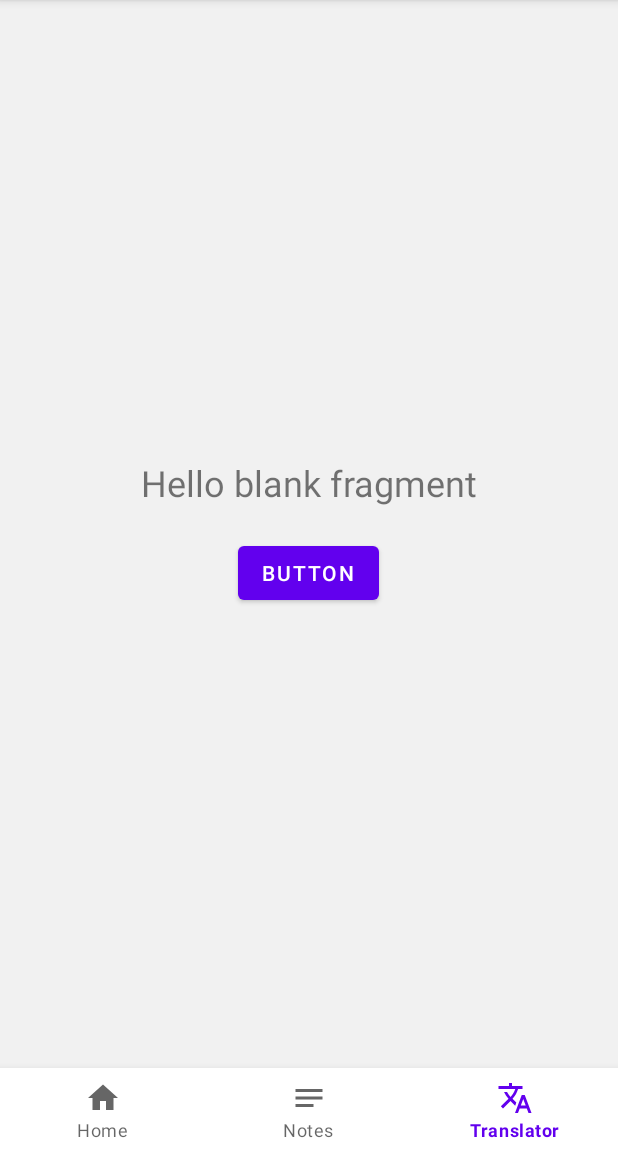
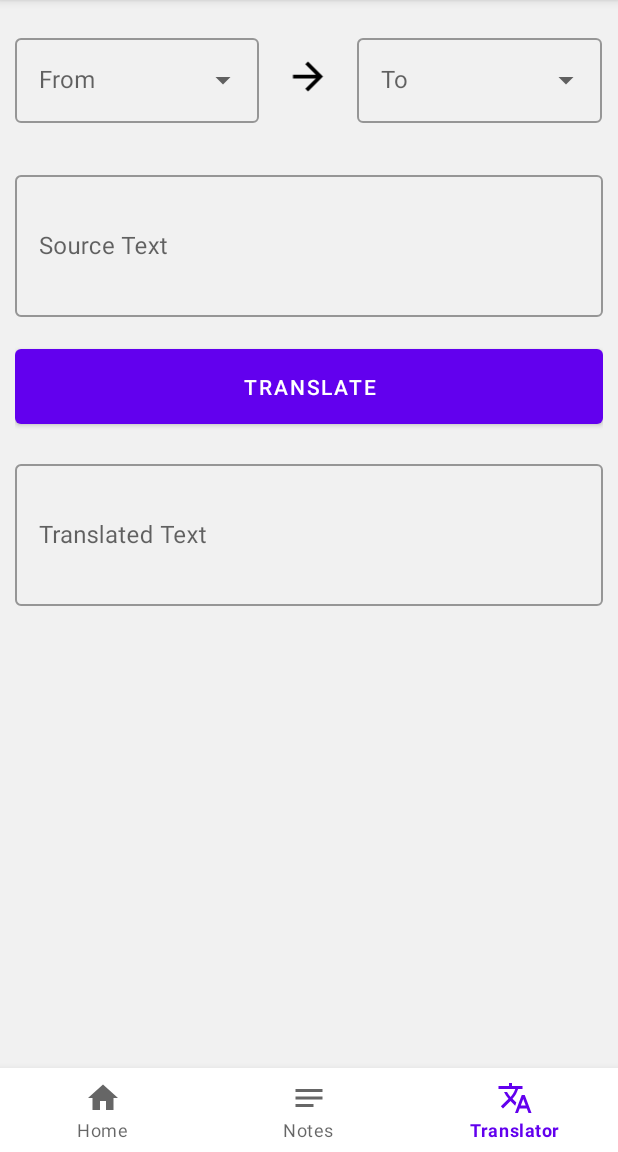
Before and after one commit to NehalDhuri/OcrApp, an Android app: the screen it shows after launch (MainActivity2), item 3 of the bottom bar chosen, on a phone screen of 412 x 824 dp, the part 84-1236 px from its top. Run offline under Robolectric (Android 15) with nearby library versions, the phone set to English and light mode, and no system bars; libraries missing offline, so code that uses them is left out: com.google.mlkit.vision; pictures from the network do not load.

Commit message:
Translation UI done.

```diff
--- a/app/src/main/java/com/example/ocrapplicationformultilanguage/HomeFragment.java
+++ b/app/src/main/java/com/example/ocrapplicationformultilanguage/HomeFragment.java
@@ -107,7 +107,7 @@ public class HomeFragment extends Fragment {
         autoCompleteTextView.setOnItemClickListener(new AdapterView.OnItemClickListener() {
             @Override
             public void onItemClick(AdapterView<?> parent, View view, int position, long id) {
-                Toast.makeText(getContext(), "" + autoCompleteTextView.getText().toString(), Toast.LENGTH_SHORT).show();
+//                Toast.makeText(getContext(), "" + autoCompleteTextView.getText().toString(), Toast.LENGTH_SHORT).show();
                 // for latin
                 if(autoCompleteTextView.getText().toString().equals(langauge_dictionary[0])){
                     //text recognizer
--- a/app/src/main/java/com/example/ocrapplicationformultilanguage/TranslationFragment.java
+++ b/app/src/main/java/com/example/ocrapplicationformultilanguage/TranslationFragment.java
@@ -8,8 +8,12 @@ import androidx.fragment.app.Fragment;
 import android.view.LayoutInflater;
 import android.view.View;
 import android.view.ViewGroup;
+import android.widget.ArrayAdapter;
+import android.widget.AutoCompleteTextView;
 import android.widget.Button;
 import android.widget.TextView;
+
+import com.google.android.material.textfield.TextInputEditText;
 
 import org.json.JSONArray;
 import org.json.JSONException;
@@ -30,7 +34,12 @@ import okhttp3.Response;
 public class TranslationFragment extends Fragment {
 
     private TextView textView;
-    private Button button;
+    private Button translateBtn;
+    private AutoCompleteTextView autoCompleteTextViewFrom;
+    private AutoCompleteTextView autoCompleteTextViewTo;
+    private TextInputEditText sourceEditText;
+    private TextInputEditText translatedEditText;
+
 
 
     OkHttpClient client;
@@ -40,18 +49,34 @@ public class TranslationFragment extends Fragment {
     @Override
     public View onCreateView(LayoutInflater inflater, ViewGroup container,
                              Bundle savedInstanceState) {
+
         // Inflate the layout for this fragment
         View view = inflater.inflate(R.layout.fragment_translation, container, false);
+
+
+        autoCompleteTextViewFrom = view.findViewById(R.id.autoCompleteTextViewFrom);
+        autoCompleteTextViewTo = view.findViewById(R.id.autoCompleteTextViewTo);
+
+        // data to inflate the drop-down items
+        String[] langauge_dictionary = new String[]{"Afrikaans", "Arabic", "Danish","English", "German","Hindi","Marathi"};
+//        String[] langauge_dictionary = new String[]{"Afrikaans", "Arabic", "Danish","English", "German","Hindi","Marathi"};
+
+        // create an array adapter and pass the required parameter
+        // in our case pass the context, drop down layout , and array.
+        ArrayAdapter<String> adapter = new ArrayAdapter<>(getActivity(), R.layout.dropdown_item, langauge_dictionary);
+        autoCompleteTextViewFrom.setAdapter(adapter);
+        autoCompleteTextViewTo.setAdapter(adapter);
 
 //        super.onCreate(savedInstanceState);
 
         client = new OkHttpClient();
 
-        textView = view.findViewById(R.id.demo);
-        button = view.findViewById(R.id.button);
+        sourceEditText = view.findViewById(R.id.sourceEditText);
+        translatedEditText = view.findViewById(R.id.translatedEditText);
 
+        translateBtn = view.findViewById(R.id.translateBtn);
 
-        button.setOnClickListener(view1 -> {
+        translateBtn.setOnClickListener(view1 -> {
             post();
         });
         return view;
--- /dev/null
+++ b/app/src/main/res/drawable/arrow.xml
@@ -0,0 +1,5 @@
+<vector android:autoMirrored="true" android:height="24dp"
+    android:tint="#000000" android:viewportHeight="24"
+    android:viewportWidth="24" android:width="24dp" xmlns:android="http://schemas.android.com/apk/res/android">
+    <path android:fillColor="@android:color/white" android:pathData="M12,4l-1.41,1.41L16.17,11H4v2h12.17l-5.58,5.59L12,20l8,-8z"/>
+</vector>
--- a/app/src/main/res/layout/fragment_translation.xml
+++ b/app/src/main/res/layout/fragment_translation.xml
@@ -3,34 +3,112 @@
     xmlns:tools="http://schemas.android.com/tools"
     android:layout_width="match_parent"
     android:layout_height="match_parent"
+    android:padding="10dp"
     tools:context=".TranslationFragment">
 
     <LinearLayout
         android:layout_width="match_parent"
         android:layout_height="wrap_content"
         android:orientation="vertical"
-        android:layout_gravity="center"
-        android:gravity="center">
+        android:paddingTop="10dp">
 
-        <!-- TODO: Update blank fragment layout -->
-        <TextView
-            android:id="@+id/demo"
+        <LinearLayout
             android:layout_width="match_parent"
-            android:layout_height="match_parent"
-            android:gravity="center"
-            android:text="@string/hello_blank_fragment"
-            android:textSize="24sp" />
+            android:layout_height="wrap_content"
+            android:orientation="horizontal"
 
-        <Button
-            android:id="@+id/button"
-            android:layout_width="wrap_content"
+            >
+
+            <com.google.android.material.textfield.TextInputLayout
+                style="@style/Widget.MaterialComponents.TextInputLayout.OutlinedBox.ExposedDropdownMenu"
+                android:layout_width="0dp"
+                android:layout_height="wrap_content"
+                android:layout_weight="2"
+                android:hint="From">
+
+                <AutoCompleteTextView
+                    android:id="@+id/autoCompleteTextViewFrom"
+                    android:layout_width="match_parent"
+                    android:layout_height="match_parent"
+                    android:layout_weight="1"
+                    android:inputType="none"
+                    tools:text="Latin" />
+            </com.google.android.material.textfield.TextInputLayout>
+
+            <ImageView
+                android:layout_width="0dp"
+                android:layout_height="30dp"
+                android:layout_gravity="center"
+                android:layout_weight="0.8"
+                android:contentDescription="Arrow"
+                android:src="@drawable/arrow" />
+
+            <com.google.android.material.textfield.TextInputLayout
+                style="@style/Widget.MaterialComponents.TextInputLayout.OutlinedBox.ExposedDropdownMenu"
+                android:layout_width="0dp"
+                android:layout_height="wrap_content"
+                android:layout_weight="2"
+                android:hint="To">
+
+                <AutoCompleteTextView
+                    android:id="@+id/autoCompleteTextViewTo"
+                    android:layout_width="match_parent"
+                    android:layout_height="match_parent"
+                    android:layout_weight="1"
+                    android:inputType="none"
+                    tools:text="Latin" />
+            </com.google.android.material.textfield.TextInputLayout>
+
+        </LinearLayout>
+
+        <LinearLayout
+            android:layout_width="match_parent"
             android:layout_height="wrap_content"
-            android:layout_marginTop="20dp"
-            android:text="Button" />
+            android:orientation="vertical"
+            android:layout_marginTop="24dp"
+            android:paddingTop="5dp">
+
+            <com.google.android.material.textfield.TextInputLayout
+                android:id="@+id/sourceTextTextField"
+                style="@style/Widget.MaterialComponents.TextInputLayout.OutlinedBox"
+                android:layout_width="match_parent"
+                android:layout_height="100dp"
+                android:hint="Source Text"
+                >
+
+                <com.google.android.material.textfield.TextInputEditText
+                    android:id="@+id/sourceEditText"
+                    android:layout_width="match_parent"
+                    android:layout_height="match_parent"
+                    android:importantForAutofill="no" />
+            </com.google.android.material.textfield.TextInputLayout>
+
+            <Button
+                android:id="@+id/translateBtn"
+                android:layout_width="match_parent"
+                android:layout_height="wrap_content"
+                android:layout_marginTop="15dp"
+                android:layout_marginBottom="15dp"
+                android:paddingTop="15dp"
+                android:paddingBottom="15dp"
+                android:text="Translate" />
+
+            <com.google.android.material.textfield.TextInputLayout
+                android:id="@+id/translatedTextTextField"
+                style="@style/Widget.MaterialComponents.TextInputLayout.OutlinedBox"
+                android:layout_width="match_parent"
+                android:layout_height="100dp"
+                android:hint="Translated Text">
+
+                <com.google.android.material.textfield.TextInputEditText
+                    android:id="@+id/translatedEditText"
+                    android:layout_width="match_parent"
+                    android:layout_height="match_parent" />
+            </com.google.android.material.textfield.TextInputLayout>
+        </LinearLayout>
+
 
     </LinearLayout>
 
 
-
-
 </FrameLayout>
```
